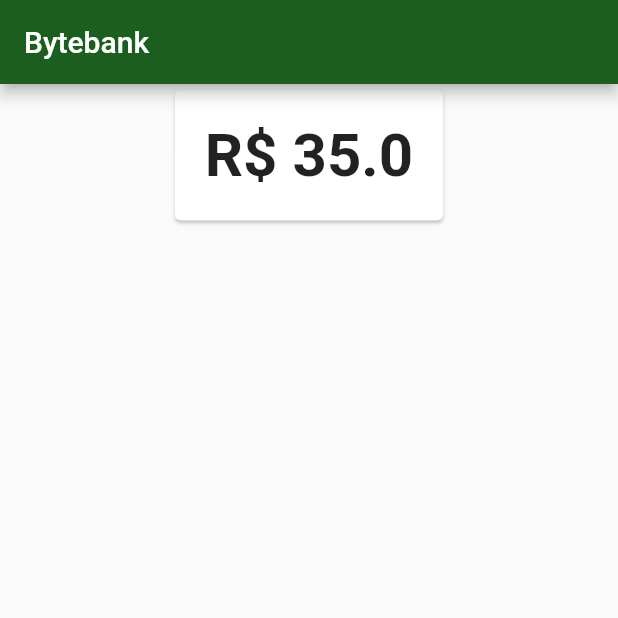
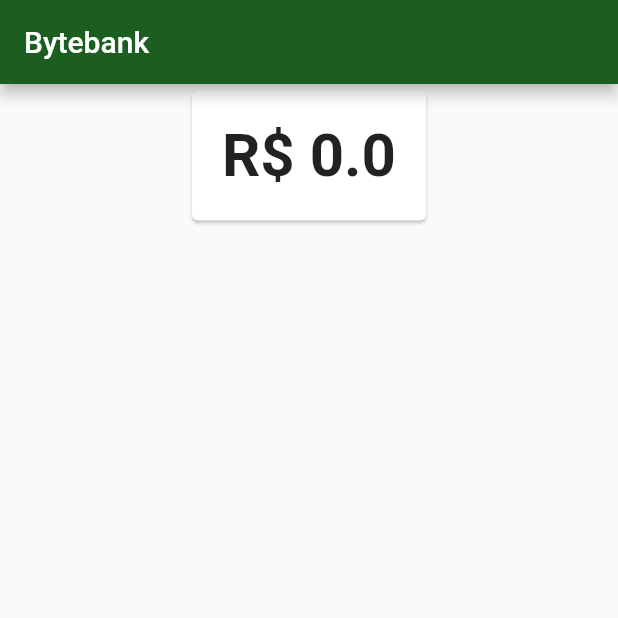
Before and after one commit to alshashiguchi/gerenciamento_estado_flutter, a Flutter app: the screen it shows after launch, on a phone screen of 412 x 824 dp, the top half of it. Run offline on Flutter 3.47's test engine with Material 2 defaults, Android fonts, the phone set to English and light mode, and no system bars.

Commit message:
Gerenciamento de estados

```diff
--- a/lib/models/saldo.dart
+++ b/lib/models/saldo.dart
@@ -1,4 +1,6 @@
-class Saldo {
+import 'package:flutter/material.dart';
+
+class Saldo extends ChangeNotifier{
   final double valor;
 
   Saldo(this.valor);
--- a/lib/screens/dashboard/dashboard.dart
+++ b/lib/screens/dashboard/dashboard.dart
@@ -1,4 +1,3 @@
-import 'package:bytebank/models/saldo.dart';
 import 'package:bytebank/screens/dashboard/saldo.dart';
 import 'package:flutter/material.dart';
 import 'package:flutter/widgets.dart';
@@ -11,7 +10,7 @@ class Dashboard extends StatelessWidget {
       ),
       body: Align(
         alignment: Alignment.topCenter,
-        child: SaldoCard(Saldo(35.00)),
+        child: SaldoCard(),
       )
     );
   }
--- a/lib/screens/dashboard/saldo.dart
+++ b/lib/screens/dashboard/saldo.dart
@@ -1,23 +1,26 @@
 import 'package:bytebank/models/saldo.dart';
 import 'package:flutter/material.dart';
+import 'package:provider/provider.dart';
 
 class SaldoCard extends StatelessWidget {
-  final Saldo saldo;
-
-  SaldoCard(this.saldo);
 
   @override
   Widget build(BuildContext context) {
     return Card(
         child: Padding(
           padding: EdgeInsets.all(20.0),
-        child: Text(saldo.toString(),
+          child: Consumer<Saldo>(
+            builder: (context, valor, child) {
+              return Text(
+                valor.toString(),
                 textAlign: TextAlign.center,
                 style: TextStyle(
                     fontSize: 40,
                     fontWeight: FontWeight.bold
                 ),
-        )
+            );
+          },
+        ),
       )
     );
   }
--- a/pubspec.yaml
+++ b/pubspec.yaml
@@ -19,6 +19,7 @@ environment:
 dependencies:
   flutter:
     sdk: flutter
+  provider: ^3.0.0
 
   # The following adds the Cupertino Icons font to your application.
   # Use with the CupertinoIcons class for iOS style icons.
```
Also changed, not shown: lib/main.dart (+8 -1 lines), 3 other files. Lines whose indentation alone changed are shown as unchanged.
